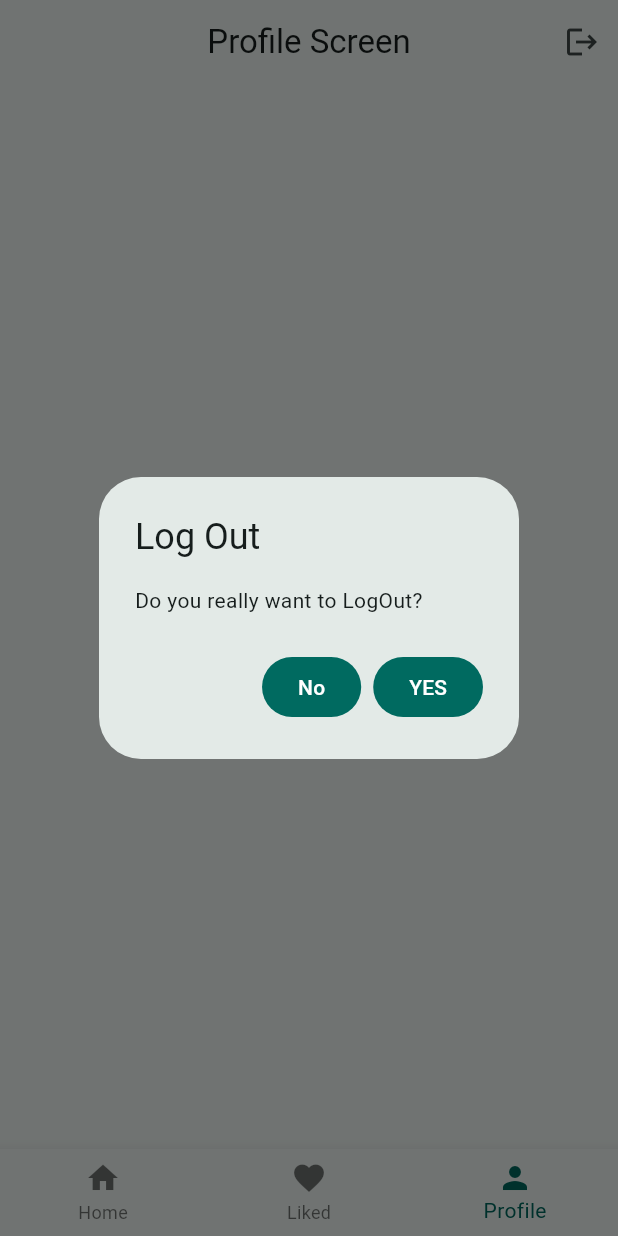
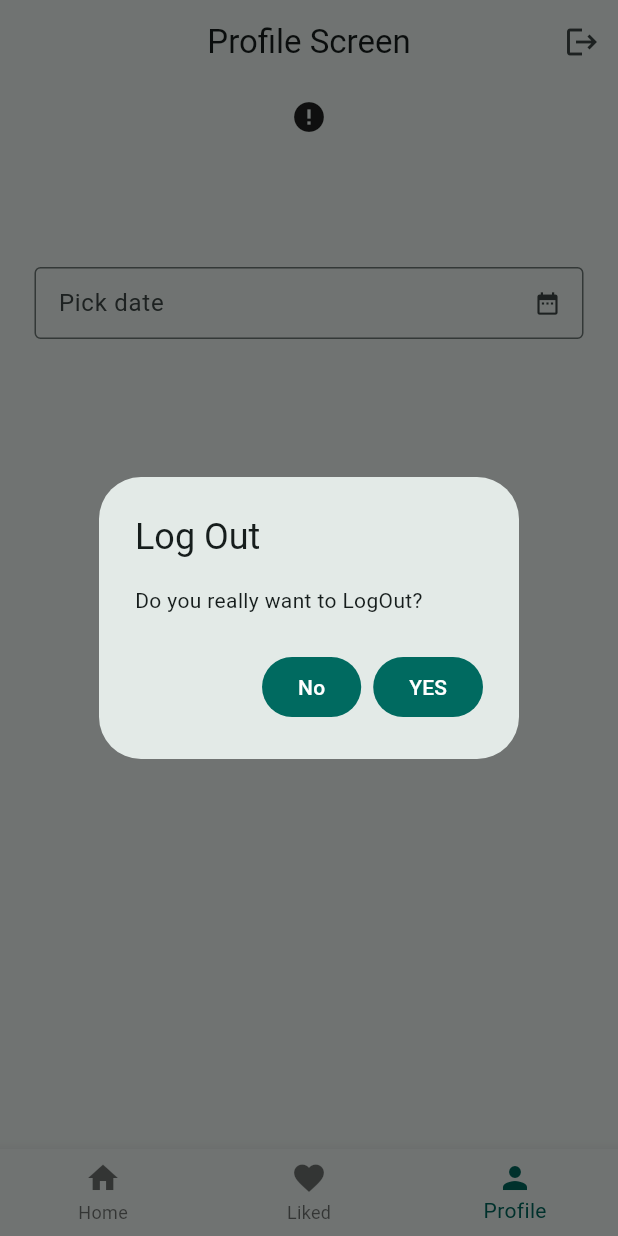
Before and after one commit to SumanRasaili/Image-App, a Flutter app: the screen it shows once a user with an empty profile is signed in, item 3 of the bottom bar chosen, after a tap on the "logout" icon, on a phone screen of 412 x 824 dp. Run offline on Flutter 3.47's test engine with Material 3 defaults, Android fonts, the phone set to English and light mode, and no system bars; drawn by our look-alikes of cached_network_image; our stand-ins replace bot_toast, dio, firebase_auth, firebase_core, flutter_hooks, flutter_phoenix and 5 more; accounts and stored records are empty; generated files the repository leaves out were written again; network calls fail.

```diff
--- a/lib/features/home/home_screen.dart
+++ b/lib/features/home/home_screen.dart
@@ -1,10 +1,7 @@
 import 'package:cached_network_image/cached_network_image.dart';
-import 'package:firebase_auth/firebase_auth.dart';
 import 'package:flutter/material.dart';
 import 'package:flutter_hooks/flutter_hooks.dart';
-import 'package:flutter_phoenix/flutter_phoenix.dart';
 import 'package:hooks_riverpod/hooks_riverpod.dart';
-import 'package:vritapp/features/auth/provider/user_data_notifier.dart';
 import 'package:vritapp/features/home/provider/home_provider.dart';
 import 'package:vritapp/features/home/search_page.dart';
 
@@ -14,7 +11,6 @@ class HomeScreen extends HookConsumerWidget {
   @override
   Widget build(BuildContext context, WidgetRef ref) {
     final homephotos = ref.watch(homeNotifierProvider);
-    final userProv = ref.watch(userDataProvider);
     final photoController = useTextEditingController();
 
     return Scaffold(
@@ -35,6 +31,8 @@ class HomeScreen extends HookConsumerWidget {
                   ));
                 },
                 decoration: const InputDecoration(
+                    isDense: true,
+                   contentPadding: EdgeInsets.fromLTRB(12, 12, 12, 12),
                     suffixIcon: Icon(Icons.search),
                     hintText: "Search Photos",
                     border: OutlineInputBorder()),
--- a/lib/features/home/search_page.dart
+++ b/lib/features/home/search_page.dart
@@ -38,6 +38,8 @@ class SearchPage extends HookConsumerWidget {
                   },
                   controller: photoController,
                   decoration: const InputDecoration(
+                      isDense: true,
+                      contentPadding: EdgeInsets.fromLTRB(12, 12, 12, 12),
                       suffixIcon: Icon(Icons.search),
                       hintText: "Search Photos",
                       border: OutlineInputBorder()),
--- a/lib/features/profile/profile_screen.dart
+++ b/lib/features/profile/profile_screen.dart
@@ -1,17 +1,43 @@
+import 'dart:io';
+
 import 'package:cached_network_image/cached_network_image.dart';
-import 'package:firebase_auth/firebase_auth.dart';
 import 'package:flutter/material.dart';
+import 'package:flutter_hooks/flutter_hooks.dart';
 import 'package:flutter_phoenix/flutter_phoenix.dart';
 import 'package:hooks_riverpod/hooks_riverpod.dart';
+import 'package:image_picker/image_picker.dart';
+import 'package:intl/intl.dart';
+import 'package:shared_preferences/shared_preferences.dart';
 import 'package:vritapp/features/auth/provider/user_data_notifier.dart';
 import 'package:vritapp/features/auth/repository/auth_repo.dart';
+import 'package:vritapp/textformfield_widget.dart';
 
-class ProfileScreen extends ConsumerWidget {
+class ProfileScreen extends StatefulHookConsumerWidget {
   const ProfileScreen({super.key});
 
   @override
-  Widget build(BuildContext context, WidgetRef ref) {
+  ConsumerState<ProfileScreen> createState() => _ProfileScreenState();
+}
+
+class _ProfileScreenState extends ConsumerState<ProfileScreen> {
+  final ImagePicker picker = ImagePicker();
+  File? image;
+
+  setImage({required File image}) async {
+    SharedPreferences prefs = await SharedPreferences.getInstance();
+    await prefs.setString('userPickedImage', image.path);
+  }
+
+  Future<String> getImage() async {
+    SharedPreferences prefs = await SharedPreferences.getInstance();
+    return prefs.getString('userPickedImage')!;
+  }
+
+  @override
+  Widget build(BuildContext context) {
     final userProfData = ref.watch(userDataProvider);
+    final dateController = useTextEditingController();
+
     return Scaffold(
       appBar: AppBar(
         automaticallyImplyLeading: false,
@@ -53,20 +79,71 @@ class ProfileScreen extends ConsumerWidget {
           child: Column(
             children: [
               const SizedBox(
-                height: 50,
+                height: 10,
               ),
-              CachedNetworkImage(
-                  height: 100,
-                  width: 200,
-                  imageBuilder: (context, imageProvider) {
-                    return Container(
-                      decoration: BoxDecoration(
-                          image: DecorationImage(image: imageProvider)),
-                    );
-                  },
-                  imageUrl: userProfData?.photoURL ?? ""),
-              const SizedBox(
-                height: 15,
+              Stack(
+                children: [
+                  image == null
+                      ? CachedNetworkImage(
+                          imageUrl: userProfData?.photoURL ?? "",
+                          imageBuilder: (context, imageProvider) => Container(
+                            width: 150.0,
+                            height: 200.0,
+                            decoration: BoxDecoration(
+                              shape: BoxShape.circle,
+                              image: DecorationImage(
+                                  image: imageProvider, fit: BoxFit.cover),
+                            ),
+                          ),
+                          placeholder: (context, url) =>
+                              const CircularProgressIndicator(),
+                          errorWidget: (context, url, error) =>
+                              const Icon(Icons.error),
+                        )
+                      : CachedNetworkImage(
+                          imageUrl: userProfData?.photoURL ?? "",
+                          imageBuilder: (context, imageProvider) => Container(
+                            width: 150.0,
+                            height: 200.0,
+                            decoration: BoxDecoration(
+                              shape: BoxShape.circle,
+                              image: DecorationImage(
+                                  image: FileImage(image!), fit: BoxFit.cover),
+                            ),
+                          ),
+                          placeholder: (context, url) =>
+                              const CircularProgressIndicator(),
+                          errorWidget: (context, url, error) =>
+                              const Icon(Icons.error),
+                        ),
+                  // SizedBox(
+                  //     width: 150.0, height: 200.0, child: Image.file(image!)),
+                  Positioned(
+                      bottom: 30,
+                      right: 0,
+                      child: Container(
+                        height: 40,
+                        width: 40,
+                        decoration: const BoxDecoration(
+                            shape: BoxShape.circle, color: Colors.grey),
+                        child: IconButton(
+                            onPressed: () async {
+                              XFile? file = await picker.pickImage(
+                                  source: ImageSource.camera);
+                              if (file != null) {
+                                setState(() {
+                                  image = File(file.path);
+                                  setImage(image: File(image?.path ?? ""));
+                                });
+                              }
+                            },
+                            iconSize: 20,
+                            icon: Icon(
+                              Icons.add_a_photo,
+                              color: Theme.of(context).colorScheme.primary,
+                            )),
+                      ))
+                ],
               ),
               Text(
                 userProfData?.displayName ?? "",
@@ -79,6 +156,41 @@ class ProfileScreen extends ConsumerWidget {
                 userProfData?.email ?? "",
                 style: const TextStyle(fontSize: 20),
               ),
+              const SizedBox(
+                height: 15,
+              ),
+              Padding(
+                padding: const EdgeInsets.symmetric(horizontal: 23),
+                child: Container(
+                    decoration: const BoxDecoration(),
+                    child: CustomTextField(
+                        onTap: () async {
+                          DateTime? pickedDate = await showDatePicker(
+                              context: context,
+                              firstDate: DateTime.now(),
+                              lastDate:
+                                  DateTime.now().add(const Duration(days: 7)));
+
+                          if (pickedDate != null) {
+                            var today = DateTime.now().day;
+                            var month = DateTime.now().month;
+                            var year = DateTime.now().year;
+                            if (pickedDate.year == year &&
+                                pickedDate.month == month &&
+                                pickedDate.day == today) {
+                              print("Happy Birthday");
+                            } else {
+                              print("Sad Birthday");
+                            }
+
+                            dateController.text =
+                                DateFormat("yyyy-MM-dd").format(pickedDate);
+                          }
+                          print("Picked date is $pickedDate");
+                        },
+                        controller: dateController,
+                        labeltext: "Pick date")),
+              )
             ],
           ),
         ),
--- /dev/null
+++ b/lib/textformfield_widget.dart
@@ -0,0 +1,31 @@
+// ignore_for_file: public_member_api_docs, sort_constructors_first
+import 'package:flutter/material.dart';
+import 'package:hooks_riverpod/hooks_riverpod.dart';
+
+class CustomTextField extends ConsumerWidget {
+  final TextEditingController controller;
+  final void Function()? onTap;
+  final String labeltext;
+  const CustomTextField({
+    super.key,
+    required this.controller,
+    this.onTap,
+    required this.labeltext,
+  });
+
+  @override
+  Widget build(BuildContext context, WidgetRef ref) {
+    return TextFormField(
+      readOnly: true,
+      controller: controller,
+      onTap: onTap,
+      decoration: InputDecoration(
+          isDense: true,
+          labelText: labeltext,
+          contentPadding: const EdgeInsets.fromLTRB(12, 12, 12, 12),
+          suffixIcon: const Icon(Icons.date_range),
+          hintText: "Search $labeltext",
+          border: const OutlineInputBorder()),
+    );
+  }
+}
--- a/pubspec.yaml
+++ b/pubspec.yaml
@@ -46,6 +46,10 @@ dependencies:
   build_runner: ^2.4.9
   cached_network_image: ^3.3.1
   flutter_phoenix: ^1.1.1
+  image_picker: ^1.1.1
+  shared_preferences: ^2.2.3
+  intl: ^0.19.0
+  flutter_local_notifications: ^17.1.2
 
 dev_dependencies:
   flutter_test:
```
Also changed, not shown: pubspec.lock, 8 other files.
